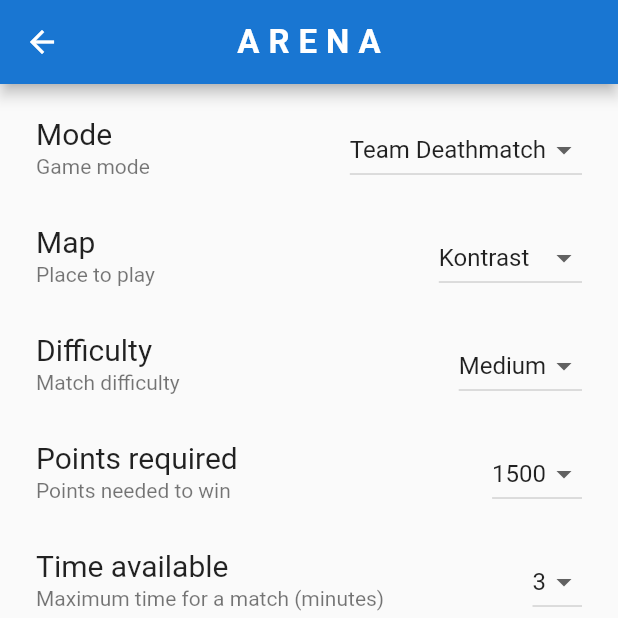
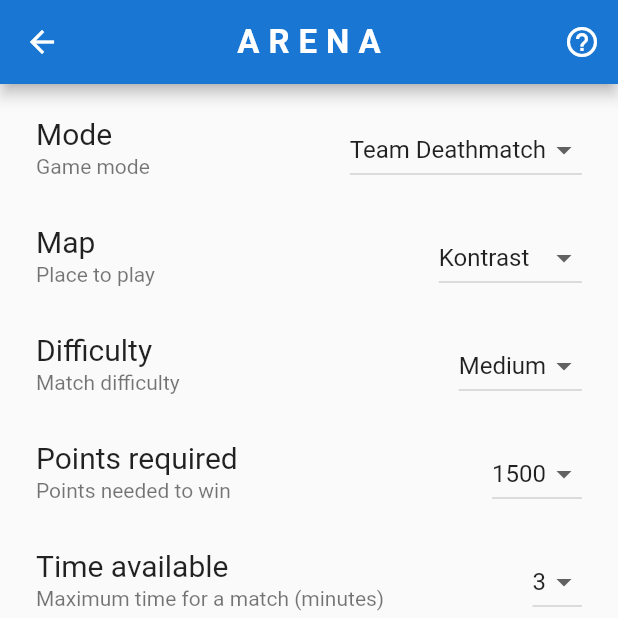
Before and after one commit to Genouka/Xeonjia, a Flutter app: the ArenaPage screen opened directly, on a phone screen of 412 x 824 dp, the top half of it. Run offline on Flutter 3.47's test engine with Material 2 defaults, Android fonts, the phone set to English and light mode, and no system bars; our stand-ins replace shared_preferences; missing offline and left inert: flame; accounts and stored records are empty.

Commit message:
feat: add help dialog in multiplayer mode

```diff
--- a/lib/ui/screens/arena/arena_page.dart
+++ b/lib/ui/screens/arena/arena_page.dart
@@ -3,6 +3,7 @@ import 'package:flutter/material.dart';
 import 'package:xeonjia/models/game_mode.dart';
 import 'package:xeonjia/models/match_config.dart';
 import 'package:xeonjia/ui/screens/arena/resources/maps.dart';
+import 'package:xeonjia/ui/screens/arena/widgets/help_dialog.dart';
 import 'package:xeonjia/ui/screens/arena/widgets/play_button.dart';
 import 'package:xeonjia/ui/screens/game/game_page.dart';
 
@@ -33,7 +34,21 @@ class _ArenaPageState extends State<ArenaPage> {
 
   @override
   Widget build(BuildContext context) => Scaffold(
-        appBar: AppBar(title: const Text('ARENA'), centerTitle: true),
+        appBar: AppBar(
+          title: const Text('ARENA'),
+          centerTitle: true,
+          actions: [
+            IconButton(
+              icon: const Icon(Icons.help_outline),
+              onPressed: () {
+                showDialog(
+                  context: context,
+                  builder: (BuildContext context) => helpDialog(context),
+                );
+              },
+            )
+          ],
+        ),
         body: ListView(
           padding: const EdgeInsets.fromLTRB(8, 8, 8, 70),
           children: <Widget>[
```
Also changed, not shown: lib/ui/screens/arena/widgets/help_dialog.dart (added, +33 -0 lines).
